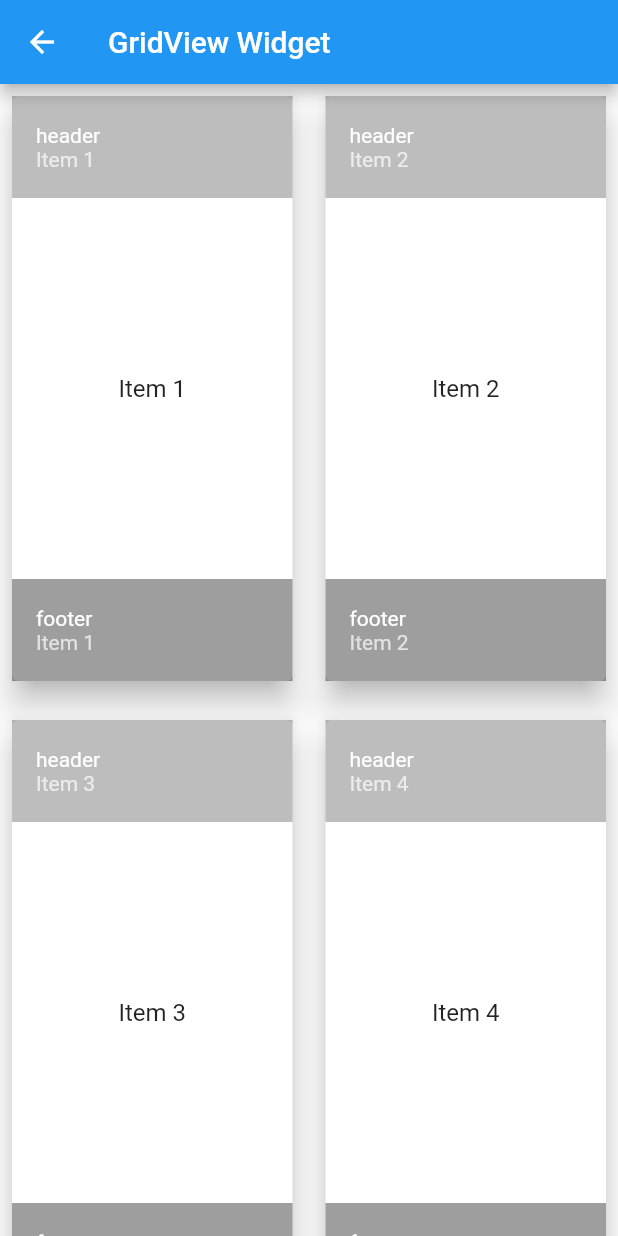
After one commit to JaeHeee/Flutter_TIL, a Flutter app: the GridViewWidget screen opened by its route, on a phone screen of 412 x 824 dp. The commit adds this screen. Run offline on Flutter 3.47's test engine with Material 2 defaults, Android fonts, the phone set to English and light mode, and no system bars; our stand-ins replace firebase_core; accounts and stored records are empty.

Commit message:
feat: Add gridView widget

```diff
--- a/lib/home_page.dart
+++ b/lib/home_page.dart
@@ -1,4 +1,5 @@
 import 'package:flutter/material.dart';
+import 'widget/girdview_widget.dart';
 
 import 'firebase/firebase_home_page.dart';
 import 'widget/dismissible_widget.dart';
@@ -12,6 +13,7 @@ class HomePage extends StatelessWidget {
         title: '1. Firebase', routeName: FirebaseHomePage.routeName),
     const TilButton(
         title: '2. Dismissible', routeName: DismissibleWidget.routeName),
+    const TilButton(title: '3. GridView', routeName: GridViewWidget.routeName),
   ];
 
   @override
--- a/lib/main.dart
+++ b/lib/main.dart
@@ -1,9 +1,10 @@
 import 'package:flutter/material.dart';
-import 'package:flutter_til/widget/dismissible_widget.dart';
 
 import 'firebase/firebase_crashlytics.dart';
 import 'firebase/firebase_home_page.dart';
 import 'home_page.dart';
+import 'widget/dismissible_widget.dart';
+import 'widget/girdview_widget.dart';
 
 void main() {
   WidgetsFlutterBinding.ensureInitialized();
@@ -25,6 +26,7 @@ class MyApp extends StatelessWidget {
         FirebaseCrashlyticsScreen.routeName: (ctx) =>
             const FirebaseCrashlyticsScreen(),
         DismissibleWidget.routeName: (ctx) => DismissibleWidget(),
+        GridViewWidget.routeName: (ctx) => GridViewWidget(),
       },
     );
   }
--- /dev/null
+++ b/lib/widget/girdview_widget.dart
@@ -0,0 +1,50 @@
+import 'package:flutter/material.dart';
+
+class GridViewWidget extends StatelessWidget {
+  static const routeName = '/gridView-widget';
+  final List<String> _items = List.generate(30, (index) => 'Item ${index + 1}');
+
+  @override
+  Widget build(BuildContext context) {
+    var orientation = MediaQuery.of(context).orientation;
+
+    return Scaffold(
+      appBar: AppBar(
+        title: const Text('GridView Widget'),
+      ),
+      body: GridView.builder(
+        gridDelegate: SliverGridDelegateWithFixedCrossAxisCount(
+          crossAxisCount: orientation == Orientation.portrait ? 2 : 3,
+          mainAxisSpacing: 10,
+          crossAxisSpacing: 6,
+          childAspectRatio: 1 / 2,
+        ),
+        itemCount: _items.length,
+        itemBuilder: _buildItem,
+      ),
+    );
+  }
+
+  Widget _buildItem(context, index) => Card(
+        margin: const EdgeInsets.all(8),
+        elevation: 8,
+        child: GridTile(
+          header: GridTileBar(
+            backgroundColor: Colors.black26,
+            title: const Text('header'),
+            subtitle: Text('Item ${_items[index].split(' ')[1]}'),
+          ),
+          footer: GridTileBar(
+            backgroundColor: Colors.black38,
+            title: const Text('footer'),
+            subtitle: Text('Item ${_items[index].split(' ')[1]}'),
+          ),
+          child: Center(
+            child: Text(
+              _items[index],
+              style: const TextStyle(fontSize: 16),
+            ),
+          ),
+        ),
+      );
+}
```
